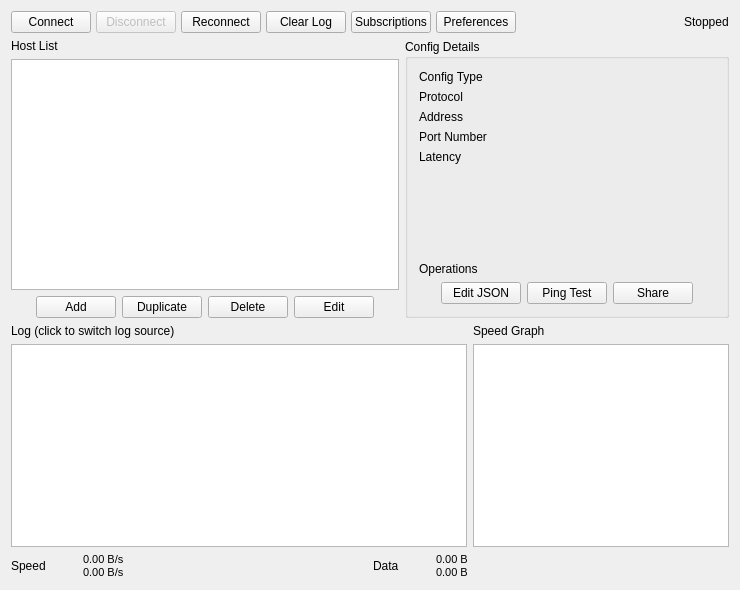
Old version of the form src/ui/w_MainWindow.ui in the repository darsvador/qvssr.
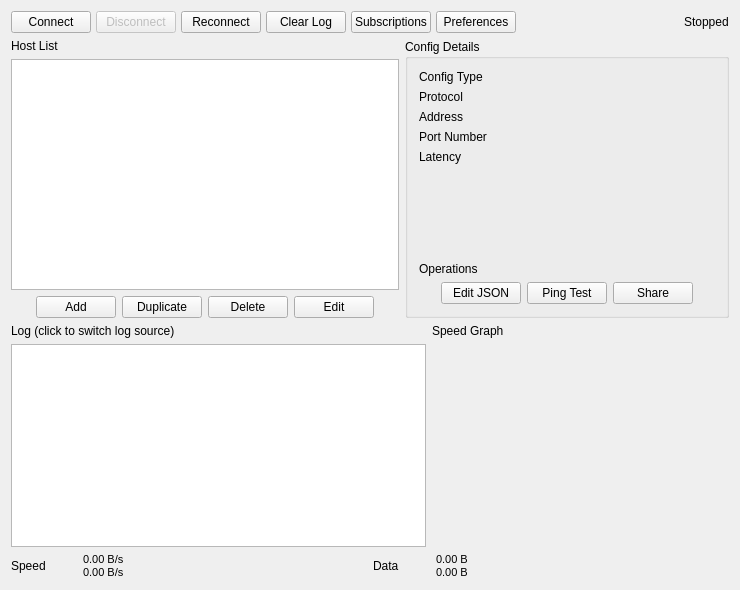
New version of the form.

Commit message: add: added new speed chart and separated API backend

```diff
--- a/src/ui/w_MainWindow.ui
+++ b/src/ui/w_MainWindow.ui
@@ -472,7 +472,7 @@
      </widget>
     </item>
     <item row="2" column="0" colspan="2">
-     <layout class="QGridLayout" name="gridLayout_3" rowstretch="0,1" columnstretch="7,0">
+     <layout class="QGridLayout" name="gridLayout_3" rowstretch="0,1" columnstretch="7,5">
       <item row="0" column="0">
        <widget class="QLabel" name="logLabel">
         <property name="text">
@@ -491,7 +491,7 @@
        <widget class="QTextBrowser" name="masterLogBrowser"/>
       </item>
       <item row="1" column="1">
-       <widget class="QGraphicsView" name="speedChart"/>
+       <layout class="QGridLayout" name="speedChart"/>
       </item>
      </layout>
     </item>
```
Left out of the diff: 1 changed line with no effect on the pictures. The commit also changes 14 other files.
